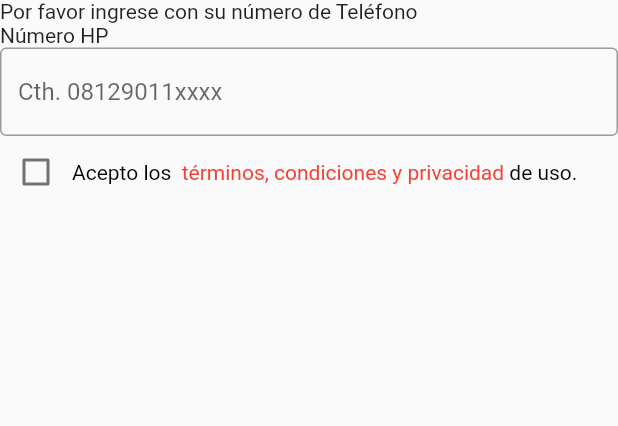
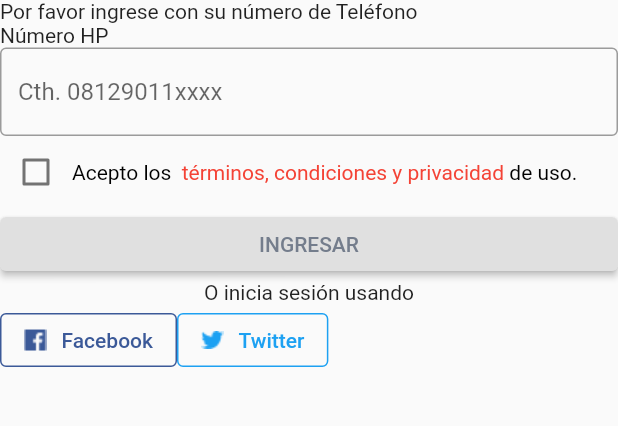
Before and after one commit to mrojasb2000/flutter_mytsel_app, a Flutter app: the screen it shows after launch, on a phone screen of 412 x 824 dp, the part 560-986 px from its top. Run offline on Flutter 3.47's test engine with Material 2 defaults, Android fonts, the phone set to English and light mode, and no system bars; our stand-ins replace get.

Commit message:
chore: add facebook and twitter button

```diff
--- a/lib/app/modules/login/views/login_view.dart
+++ b/lib/app/modules/login/views/login_view.dart
@@ -82,6 +82,79 @@ class LoginView extends GetView<LoginController> {
                 ),
               ),
             ],
+          ),
+          ElevatedButton(
+            onPressed: () {},
+            child: Text(
+              "INGRESAR",
+              style: TextStyle(
+                color: Color(0xFF747D8C),
+              ),
+            ),
+            style: ElevatedButton.styleFrom(
+              backgroundColor: Colors.grey[300],
+            ),
+          ),
+          Center(
+            child: Text("O inicia sesión usando"),
+          ),
+          Row(
+            children: [
+              OutlinedButton(
+                onPressed: () {},
+                child: Row(
+                  children: [
+                    Image.asset("assets/icons/facebook-icons.png"),
+                    SizedBox(
+                      width: 10,
+                    ),
+                    Text(
+                      "Facebook",
+                      style: TextStyle(
+                        color: Color(0xFF3B5998),
+                      ),
+                    ),
+                  ],
+                ),
+                style: ButtonStyle(
+                    shape: MaterialStateProperty.all(
+                      RoundedRectangleBorder(
+                          borderRadius: BorderRadius.circular(4.0)),
+                    ),
+                    side: MaterialStateProperty.all(
+                      BorderSide(
+                        color: Color(0xFF3B5998),
+                      ),
+                    )),
+              ),
+              OutlinedButton(
+                onPressed: () {},
+                child: Row(
+                  children: [
+                    Image.asset("assets/icons/twitter-icons.png"),
+                    SizedBox(
+                      width: 10,
+                    ),
+                    Text(
+                      "Twitter",
+                      style: TextStyle(
+                        color: Color(0xFF1DA1F2),
+                      ),
+                    ),
+                  ],
+                ),
+                style: ButtonStyle(
+                    shape: MaterialStateProperty.all(
+                      RoundedRectangleBorder(
+                          borderRadius: BorderRadius.circular(4.0)),
+                    ),
+                    side: MaterialStateProperty.all(
+                      BorderSide(
+                        color: Color(0xFF1DA1F2),
+                      ),
+                    )),
+              ),
+            ],
           )
         ],
       ),
--- a/pubspec.yaml
+++ b/pubspec.yaml
@@ -20,3 +20,4 @@ flutter:
   uses-material-design: true
   assets:
     - assets/logo/
+    - assets/icons/
```
Also changed, not shown: assets/icons/facebook-icons.png (added), assets/icons/twitter-icons.png (added).
